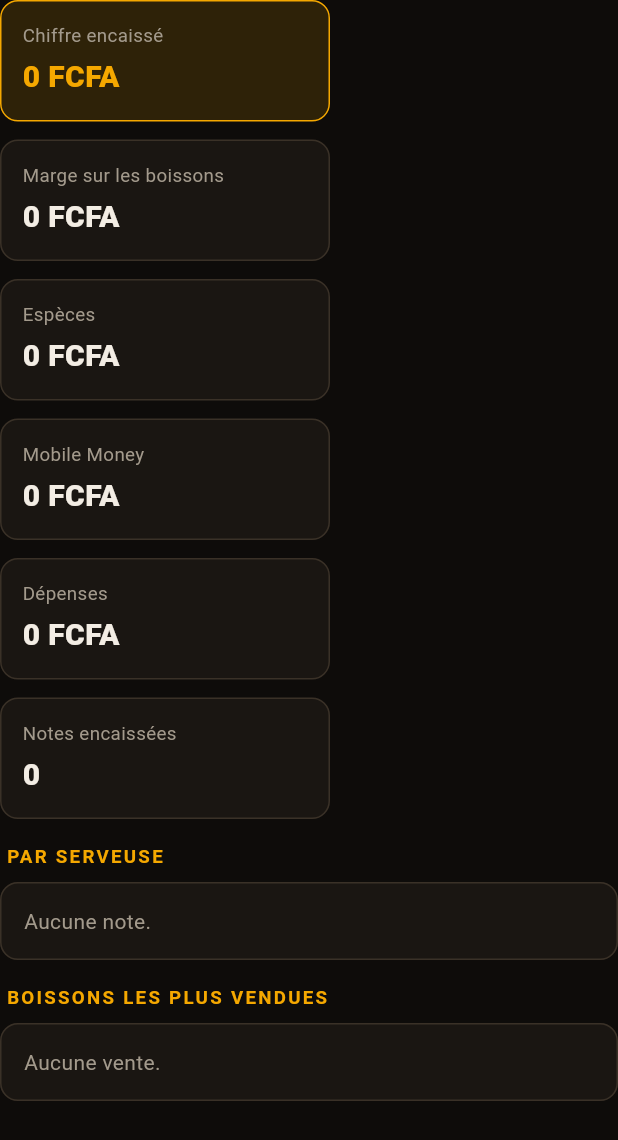
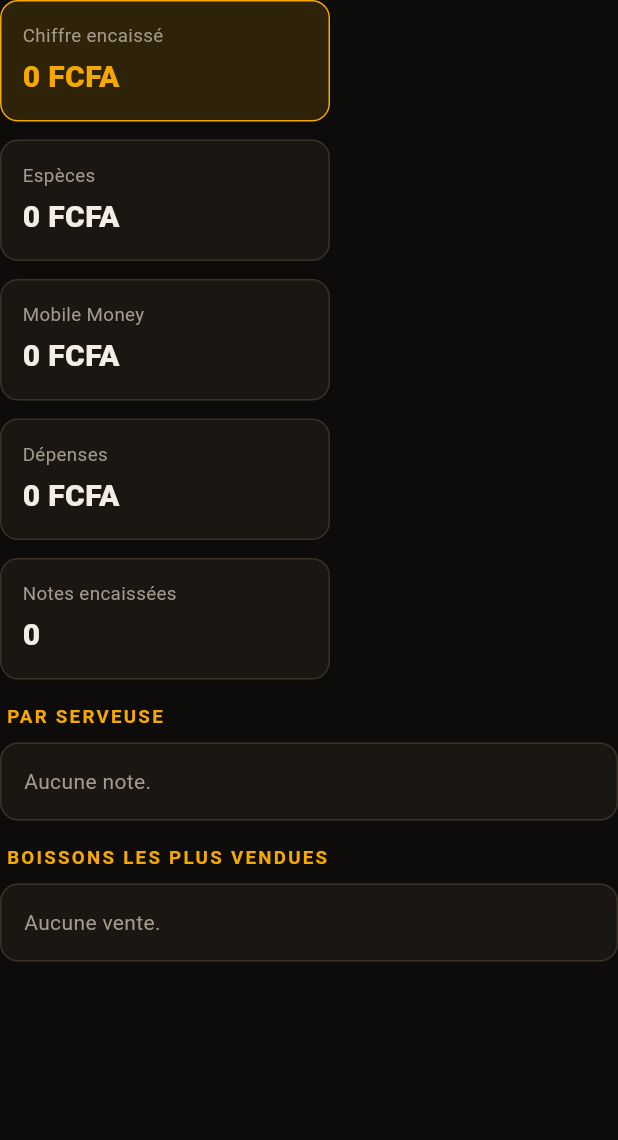
Before and after one commit to ydstechnolgy/HAREM-CLUB, a Flutter app: the _Rapport widget shown alone on an empty page, opened directly with empty values, on a phone screen of 412 x 824 dp. Shown: the top 1140 px of the screen. Run offline on Flutter 3.47's test engine with Material 3 defaults, Android fonts, the phone set to English and light mode, and no system bars; our stand-ins replace pdf, printing, supabase_flutter, web; missing offline and left inert: powersync, sqlite_async; accounts and stored records are empty; statements that could not run were skipped.

Commit message:
Rapports : retirer la marge des boissons
Co-Authored-By: Claude Opus 5.5 <noreply@anthropic.com>
Claude-Session: https://claude.ai/code/session_01BeNCDK3bmm48jMSmGfwZRP

```diff
--- a/lib/screens/gestion/rapports_page.dart
+++ b/lib/screens/gestion/rapports_page.dart
@@ -10,7 +10,7 @@ import '../../utils/format.dart';
 import '../../widgets/commun.dart';
 import '../../widgets/graphiques.dart';
 
-/// Rapport d'une soirée : chiffre, marge, serveuses, boissons les plus vendues.
+/// Rapport d'une soirée : chiffre, serveuses, boissons les plus vendues.
 /// Calculé par le serveur (il connaît les prix d'achat) : il faut internet.
 class RapportsPage extends StatefulWidget {
   const RapportsPage({super.key, required this.membre});
@@ -106,14 +106,12 @@ class _Rapport extends StatelessWidget {
   @override
   Widget build(BuildContext context) {
     final ca = entier(r['revenue']);
-    final cout = entier(r['cost']);
     final paiements = Map<String, dynamic>.from((r['payments'] as Map?) ?? const {});
     final serveuses = [for (final x in (r['by_waitress'] as List? ?? const [])) Map<String, dynamic>.from(x as Map)];
     final top = [for (final x in (r['top_products'] as List? ?? const [])) Map<String, dynamic>.from(x as Map)];
     return Column(crossAxisAlignment: CrossAxisAlignment.stretch, children: [
       Wrap(spacing: 12, runSpacing: 12, children: [
         _Tuile('Chiffre encaissé', fcfa(ca), accent: true),
-        _Tuile('Marge sur les boissons', fcfa(ca - cout)),
         _Tuile('Espèces', fcfa(entier(paiements['cash']))),
         _Tuile('Mobile Money', fcfa(entier(paiements['mobile_money']))),
         _Tuile('Dépenses', fcfa(entier(r['expenses']))),
@@ -121,12 +119,6 @@ class _Rapport extends StatelessWidget {
         if (entier(r['tabs_open']) > 0) _Tuile('Notes encore ouvertes', '${entier(r['tabs_open'])}'),
         if (entier(r['tabs_cancelled']) > 0) _Tuile('Notes annulées', '${entier(r['tabs_cancelled'])}'),
       ]),
-      if (cout == 0 && ca > 0)
-        const Padding(
-          padding: EdgeInsets.only(top: 8),
-          child: Text('La marge sera juste quand les prix d\'achat seront saisis (Stock > arrivée de stock).',
-              style: TextStyle(color: HC.gris, fontSize: 12.5)),
-        ),
       if (entier(paiements['cash']) + entier(paiements['mobile_money']) > 0) ...[
         const TitreSection('Espèces et Mobile Money'),
         BarrePartagee(
@@ -163,8 +155,7 @@ class _Rapport extends StatelessWidget {
                   formater: (q) => '$q vendu${q > 1 ? 's' : ''}',
                   barres: [
                     for (final t in top)
-                      Barre('${t['name']}', entier(t['quantity']),
-                          detail: '${fcfa(entier(t['revenue']))} · marge ${fcfa(entier(t['margin']))}'),
+                      Barre('${t['name']}', entier(t['quantity']), detail: fcfa(entier(t['revenue']))),
                   ],
                 ),
         ),
```
